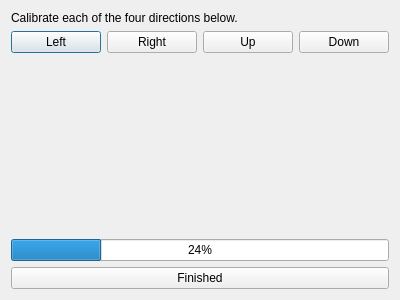
Old version of the form src/HeadCompensationDialog.ui in the repository i-tong/eye-gaze-tracker.
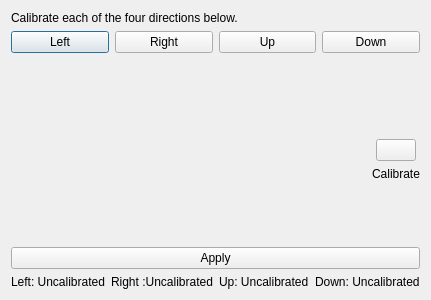
New version of the form.

Commit message: Updated HEAD calibration, tidied up code.

```diff
--- a/src/HeadCompensationDialog.ui
+++ b/src/HeadCompensationDialog.ui
@@ -10,13 +10,23 @@
     <height>300</height>
    </rect>
   </property>
+  <property name="sizePolicy">
+   <sizepolicy hsizetype="Fixed" vsizetype="Fixed">
+    <horstretch>0</horstretch>
+    <verstretch>0</verstretch>
+   </sizepolicy>
+  </property>
+  <property name="maximumSize">
+   <size>
+    <width>400</width>
+    <height>300</height>
+   </size>
+  </property>
   <property name="windowTitle">
    <string>Dialog</string>
   </property>
   <layout class="QVBoxLayout" name="verticalLayout_2">
    <item>
-    <layout class="QVBoxLayout" name="verticalLayout">
-     <item>
       <widget class="QLabel" name="label_introduction">
        <property name="text">
         <string>Calibrate each of the four directions below.</string>
@@ -24,6 +34,8 @@
       </widget>
      </item>
      <item>
+    <layout class="QVBoxLayout" name="verticalLayout">
+     <item>
       <layout class="QHBoxLayout" name="horizontalLayout">
        <item>
         <widget class="QPushButton" name="pushButton_left">
@@ -70,12 +82,23 @@
      <item>
       <widget class="QLabel" name="label_instructions">
        <property name="text">
-        <string> </string>
+        <string/>
        </property>
       </widget>
      </item>
      <item>
-      <spacer name="verticalSpacer">
+      <layout class="QHBoxLayout" name="horizontalLayout_2" stretch="1,0">
+       <item>
+        <widget class="QLabel" name="gazeDisplay">
+         <property name="text">
+          <string/>
+         </property>
+        </widget>
+       </item>
+       <item>
+        <layout class="QVBoxLayout" name="verticalLayout_3">
+         <item>
+          <spacer name="verticalSpacer_2">
        <property name="orientation">
         <enum>Qt::Vertical</enum>
        </property>
@@ -87,20 +110,85 @@
        </property>
       </spacer>
      </item>
+         <item alignment="Qt::AlignHCenter|Qt::AlignVCenter">
+          <widget class="QPushButton" name="pushButton_calibrate">
+           <property name="sizePolicy">
+            <sizepolicy hsizetype="Fixed" vsizetype="Fixed">
+             <horstretch>0</horstretch>
+             <verstretch>0</verstretch>
+            </sizepolicy>
+           </property>
+           <property name="text">
+            <string/>
+           </property>
+          </widget>
+         </item>
      <item>
-      <widget class="QProgressBar" name="progressBar">
-       <property name="value">
-        <number>24</number>
-       </property>
-      </widget>
+          <widget class="QLabel" name="label_2">
+           <property name="text">
+            <string>Calibrate</string>
+           </property>
+           <property name="alignment">
+            <set>Qt::AlignCenter</set>
+           </property>
+          </widget>
+         </item>
+         <item>
+          <spacer name="verticalSpacer_3">
+           <property name="orientation">
+            <enum>Qt::Vertical</enum>
+           </property>
+           <property name="sizeHint" stdset="0">
+            <size>
+             <width>20</width>
+             <height>40</height>
+            </size>
+           </property>
+          </spacer>
+         </item>
+        </layout>
+       </item>
+      </layout>
      </item>
      <item>
       <widget class="QPushButton" name="pushButton_finished">
        <property name="text">
-        <string>Finished</string>
+        <string>Apply</string>
        </property>
       </widget>
      </item>
+     <item>
+      <layout class="QHBoxLayout" name="horizontalLayout_3">
+       <item>
+        <widget class="QLabel" name="label_leftstatus">
+         <property name="text">
+          <string>Left: Uncalibrated</string>
+         </property>
+        </widget>
+       </item>
+       <item>
+        <widget class="QLabel" name="label_rightstatus">
+         <property name="text">
+          <string>Right :Uncalibrated</string>
+         </property>
+        </widget>
+       </item>
+       <item>
+        <widget class="QLabel" name="label_upstatus">
+         <property name="text">
+          <string>Up: Uncalibrated</string>
+         </property>
+        </widget>
+       </item>
+       <item>
+        <widget class="QLabel" name="label_downstatus">
+         <property name="text">
+          <string>Down: Uncalibrated</string>
+         </property>
+        </widget>
+       </item>
+      </layout>
+     </item>
     </layout>
    </item>
   </layout>
```
Left out of the diff: 2 changed lines with no effect on the pictures. Lines whose indentation alone changed are shown as unchanged. The commit also changes 54 other files.
